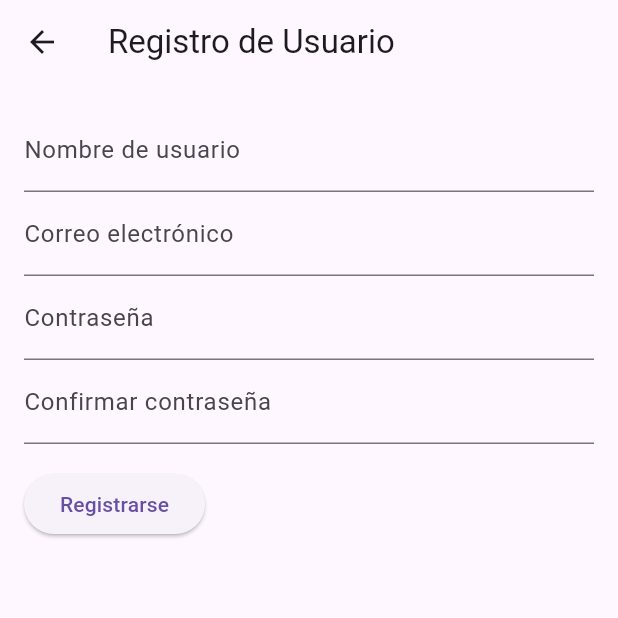
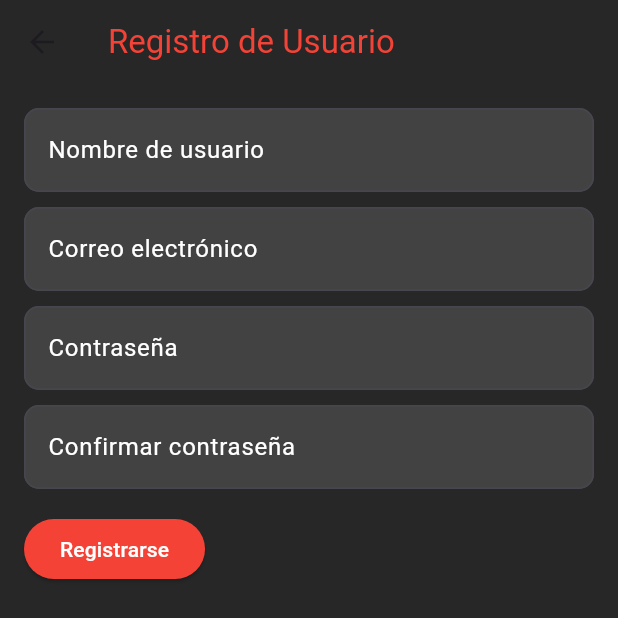
Before and after one commit to MagcDam/TFG_GConnect_Miguel, a Flutter app: the screen it shows after launch, after a tap on "Get Started", on a phone screen of 412 x 824 dp. Shown: the top 618 px of the screen. Run offline on Flutter 3.47's test engine with Material 3 defaults, Android fonts, the phone set to English and light mode, and no system bars; our stand-ins replace shared_preferences, supabase_flutter; accounts and stored records are empty.

Commit message:
Mejora de diseño mainpage, loginpage y registerpage

```diff
--- a/lib/mainpage/mainpage.dart
+++ b/lib/mainpage/mainpage.dart
@@ -16,19 +16,16 @@ class mainpage extends StatelessWidget {
   @override
   Widget build(BuildContext context) {
     return Scaffold(
-      appBar: AppBar(
-        title: const Text('Gconnect'),
-      ),
-      body: Center(
+      body: Container(
+        color: const Color.fromARGB(255, 39, 39, 39),
+        child: Center(
           child: Column(
             mainAxisAlignment: MainAxisAlignment.center,
             children: [
-            Text(
-              'GCONNECT',
-              style: TextStyle(
-                fontSize: 24.0,
-                fontWeight: FontWeight.bold,
-              ),
+              Image.asset(
+                'assets/logotfg.png',
+                width: 500,
+                height: 500,
               ),
               SizedBox(height: 10.0),
               Text(
@@ -36,7 +33,7 @@ class mainpage extends StatelessWidget {
                 style: TextStyle(
                   fontSize: 12.0,
                   fontWeight: FontWeight.bold,
-                color: Colors.grey,
+                  color: Colors.white, // Cambiado a blanco
                 ),
               ),
               SizedBox(height: 20.0),
@@ -49,7 +46,15 @@ class mainpage extends StatelessWidget {
                     ),
                   );
                 },
-              child: Text('Get Started'),
+                style: ButtonStyle(
+                  backgroundColor: MaterialStateProperty.all<Color>(Colors.red), // Cambiado a rojo
+                ),
+                child: Text(
+                  'Get Started',
+                  style: TextStyle(
+                    color: Colors.white, // Cambiado a blanco
+                  ),
+                ),
               ),
               SizedBox(height: 10.0),
               GestureDetector(
@@ -64,7 +69,7 @@ class mainpage extends StatelessWidget {
                 child: Text(
                   'Do you already have an account? Log in here!',
                   style: TextStyle(
-                  color: Colors.blue,
+                    color: Colors.red, // Cambiado a rojo
                     decoration: TextDecoration.underline,
                   ),
                 ),
@@ -72,6 +77,7 @@ class mainpage extends StatelessWidget {
             ],
           ),
         ),
+      ),
     );
   }
 }
--- a/lib/registerpage/registerpage.dart
+++ b/lib/registerpage/registerpage.dart
@@ -17,18 +17,24 @@ class RegisterPage extends StatefulWidget {
 
 class _RegisterPage extends State<RegisterPage> {
   final _formKey = GlobalKey<FormState>();
-  late String username;
-  late String email;
-  late String password;
-  late String confirmPassword;
-  late String genre;
+  late String username = 'Paco';
+  late String email = 'merla';
+  late String password = '1';
+  late String confirmPassword = '1';
 
   @override
   Widget build(BuildContext context) {
     return Scaffold(
       appBar: AppBar(
-        title: Text('Registro de Usuario'),
+        title: Text(
+          'Registro de Usuario',
+          style: TextStyle(
+            color: Colors.red, // Texto del AppBar en rojo
+          ),
+        ),
+        backgroundColor: const Color.fromARGB(255, 39, 39, 39), // Color del AppBar en negro
       ),
+      backgroundColor: const Color.fromARGB(255, 39, 39, 39), // Color de fondo en negro
       body: Padding(
         padding: EdgeInsets.all(16.0),
         child: Form(
@@ -37,7 +43,16 @@ class _RegisterPage extends State<RegisterPage> {
             crossAxisAlignment: CrossAxisAlignment.start,
             children: [
               TextFormField(
-                decoration: InputDecoration(labelText: 'Nombre de usuario'),
+                decoration: InputDecoration(
+                  labelText: 'Nombre de usuario',
+                  labelStyle: TextStyle(color: Colors.white), // Texto del label en blanco
+                  filled: true,
+                  fillColor: Colors.grey[800], // Color del campo de texto
+                  border: OutlineInputBorder(
+                    borderRadius: BorderRadius.circular(10.0), // Bordes redondeados
+                  ),
+                ),
+                style: TextStyle(color: Colors.white), // Color del texto en blanco
                 validator: (value) {
                   if (value == null || value.isEmpty) {
                     return 'Por favor, ingresa un nombre de usuario';
@@ -45,11 +60,23 @@ class _RegisterPage extends State<RegisterPage> {
                   return null;
                 },
                 onSaved: (value) {
-                  username = value!;
+                  setState(() {
+                    username = value!;
+                  });
                 },
               ),
+              SizedBox(height: 10.0),
               TextFormField(
-                decoration: InputDecoration(labelText: 'Correo electrónico'),
+                decoration: InputDecoration(
+                  labelText: 'Correo electrónico',
+                  labelStyle: TextStyle(color: Colors.white),
+                  filled: true,
+                  fillColor: Colors.grey[800],
+                  border: OutlineInputBorder(
+                    borderRadius: BorderRadius.circular(10.0),
+                  ),
+                ),
+                style: TextStyle(color: Colors.white),
                 validator: (value) {
                   if (value == null || value.isEmpty) {
                     return 'Por favor, ingresa un correo electrónico';
@@ -57,11 +84,23 @@ class _RegisterPage extends State<RegisterPage> {
                   return null;
                 },
                 onSaved: (value) {
-                  email = value!;
+                  setState(() {
+                    email = value!;
+                  });
                 },
               ),
+              SizedBox(height: 10.0),
               TextFormField(
-                decoration: InputDecoration(labelText: 'Contraseña'),
+                decoration: InputDecoration(
+                  labelText: 'Contraseña',
+                  labelStyle: TextStyle(color: Colors.white),
+                  filled: true,
+                  fillColor: Colors.grey[800],
+                  border: OutlineInputBorder(
+                    borderRadius: BorderRadius.circular(10.0),
+                  ),
+                ),
+                style: TextStyle(color: Colors.white),
                 obscureText: true,
                 validator: (value) {
                   if (value == null || value.isEmpty) {
@@ -70,11 +109,23 @@ class _RegisterPage extends State<RegisterPage> {
                   return null;
                 },
                 onSaved: (value) {
-                  password = value!;
+                  setState(() {
+                    password = value!;
+                  });
                 },
               ),
+              SizedBox(height: 10.0),
               TextFormField(
-                decoration: InputDecoration(labelText: 'Confirmar contraseña'),
+                decoration: InputDecoration(
+                  labelText: 'Confirmar contraseña',
+                  labelStyle: TextStyle(color: Colors.white),
+                  filled: true,
+                  fillColor: Colors.grey[800],
+                  border: OutlineInputBorder(
+                    borderRadius: BorderRadius.circular(10.0),
+                  ),
+                ),
+                style: TextStyle(color: Colors.white),
                 obscureText: true,
                 validator: (value) {
                   if (value == null || value.isEmpty) {
@@ -86,7 +137,9 @@ class _RegisterPage extends State<RegisterPage> {
                   return null;
                 },
                 onSaved: (value) {
-                  confirmPassword = value!;
+                  setState(() {
+                    confirmPassword = value!;
+                  });
                 },
               ),
               SizedBox(height: 16.0),
@@ -94,11 +147,22 @@ class _RegisterPage extends State<RegisterPage> {
                 onPressed: () {
                   if (_formKey.currentState!.validate()) {
                     _formKey.currentState!.save();
+                    // Imprimir los valores para depuración
+                    print('Contraseña: $password');
+                    print('Confirmar contraseña: $confirmPassword');
                     // Guardar datos en la base de datos de Supabase
-                    insertUser(username, email, password, genre);
+                    insertUser(username, email, password);
                   }
                 },
-                child: Text('Registrarse'),
+                style: ButtonStyle(
+                  backgroundColor: MaterialStateProperty.all<Color>(Colors.red), // Botón en rojo
+                ),
+                child: Text(
+                  'Registrarse',
+                  style: TextStyle(
+                    color: Colors.white, // Texto del botón en blanco
+                  ),
+                ),
               ),
             ],
           ),
@@ -107,15 +171,14 @@ class _RegisterPage extends State<RegisterPage> {
     );
   }
 
-  Future<void> insertUser(String usuario, String email, String password, String genre) async {
+  Future<void> insertUser(String usuario, String email, String password) async {
     final newUser = {
-      'username': usuario, // Utiliza el parámetro 'usuario' en lugar de la variable 'username'
+      'username': usuario,
       'email': email,
       'password': password,
-      'genre': genre,
     };
 
-    final response = await widget.supabaseClient.from('usuarios').insert(newUser); // Usa la instancia de supabaseClient desde MyApp
+    final response = await widget.supabaseClient.from('usuarios').insert(newUser);
 
     if (response.error == null) {
       print('Usuario insertado correctamente');
@@ -123,5 +186,4 @@ class _RegisterPage extends State<RegisterPage> {
       print('Error al insertar usuario: ${response.error}');
     }
   }
-
 }
--- a/pubspec.yaml
+++ b/pubspec.yaml
@@ -64,6 +64,8 @@ flutter:
   # assets:
   #   - images/a_dot_burr.jpeg
   #   - images/a_dot_ham.jpeg
+  assets:
+    - assets/logotfg.png
 
   # An image asset can refer to one or more resolution-specific "variants", see
   # https://flutter.dev/assets-and-images/#resolution-aware
```
Also changed, not shown: lib/loginpage/loginpage.dart (+57 -17 lines), assets/Logotfg.png (added). Lines whose indentation alone changed are shown as unchanged.
